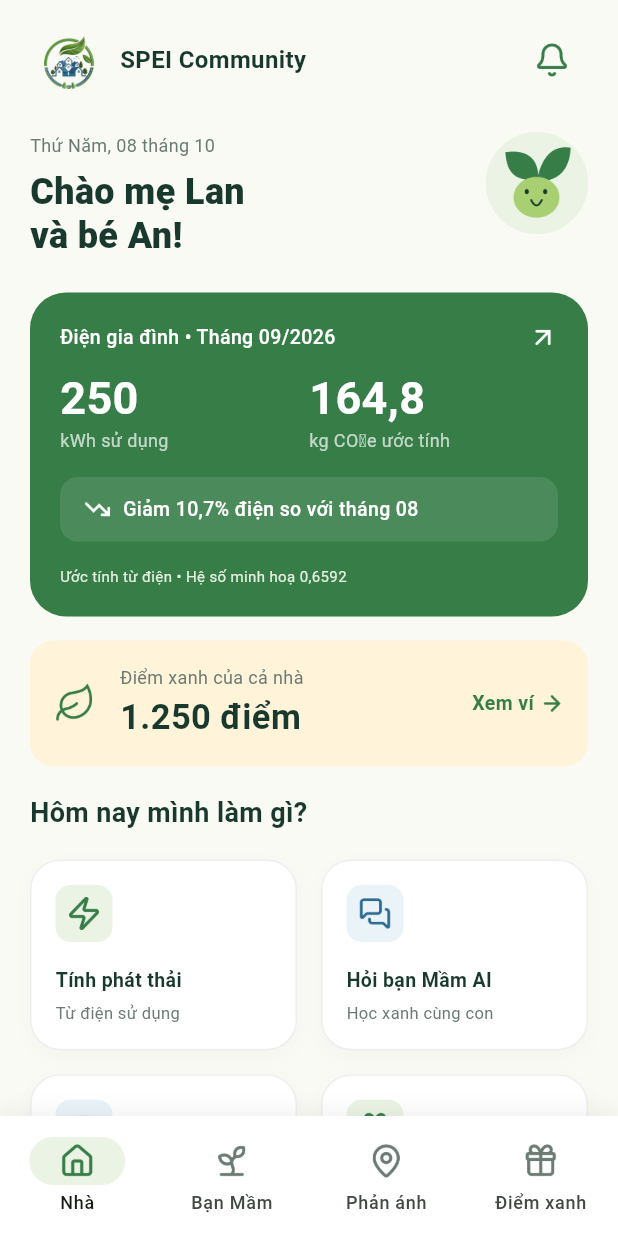
After one commit to HoangAnhEm/SPEI-Community-App, a Flutter app: the MainLayoutScreen screen opened by its route, on a phone screen of 412 x 824 dp. The commit adds this screen. Run offline on Flutter 3.47's test engine with Material 3 defaults, Android fonts, the phone set to English and light mode, and no system bars; our stand-ins replace dio, flutter_bloc, flutter_secure_storage, get_it, go_router, pinput and 1 more; accounts and stored records are empty.

Commit message:
feat: Home Ui

```diff
--- a/lib/src/config/routes/app_routes.dart
+++ b/lib/src/config/routes/app_routes.dart
@@ -9,6 +9,7 @@ import '../../presentation/screens/auth/register_step2_screen.dart';
 import '../../presentation/screens/auth/register_step3_screen.dart';
 import '../../presentation/screens/auth/recovery_step1_screen.dart';
 import '../../presentation/screens/auth/recovery_step3_screen.dart';
+import '../../presentation/screens/main/main_layout_screen.dart';
 import '../di/di.dart';
 import '../../presentation/blocs/auth/auth_bloc.dart';
 import '../../presentation/blocs/auth/auth_state.dart';
@@ -50,6 +51,10 @@ final GoRouter appRouter = GoRouter(
     return null;
   },
   routes: [
+    GoRoute(
+      path: '/',
+      builder: (context, state) => const MainLayoutScreen(),
+    ),
     GoRoute(
       path: '/onboarding',
       builder: (context, state) => const OnboardingScreen(),
--- a/lib/src/core/constants/app_colors.dart
+++ b/lib/src/core/constants/app_colors.dart
@@ -5,9 +5,11 @@ class AppColors {
   static const Color darkText = Color(0xFF19392E);
   static const Color subText = Color(0xFF6B7B73);
   static const Color primary = Color(0xFF377D48);
+  static const Color bluePrimary = Color(0xFF2A6C91);
   static const Color error = Color(0xFFC94A4A);
   static const Color errorBg = Color(0xFFFEEFEF);
   static const Color successBg = Color(0xFFEAF3E4);
+  static const Color blueBg = Color(0xFFEAF3F8);
   static const Color divider = Color(0xFFE5E9E7);
   static const Color warning = Color(0xFFB37322);
   static const Color warningBg = Color(0xFFFFF4E5);
--- /dev/null
+++ b/lib/src/presentation/screens/home/home_screen.dart
@@ -0,0 +1,411 @@
+import 'package:flutter/material.dart';
+import '../../../../src/core/constants/app_colors.dart';
+
+class HomeScreen extends StatelessWidget {
+  const HomeScreen({super.key});
+
+  @override
+  Widget build(BuildContext context) {
+    const backgroundColor = AppColors.background;
+
+    return Scaffold(
+      backgroundColor: backgroundColor,
+      body: SafeArea(
+        child: SingleChildScrollView(
+          padding: const EdgeInsets.symmetric(horizontal: 20.0, vertical: 16.0),
+          child: Column(
+            crossAxisAlignment: CrossAxisAlignment.start,
+            children: [
+              _buildHeader(),
+              const SizedBox(height: 24),
+              _buildGreeting(),
+              const SizedBox(height: 24),
+              _buildMainCard(),
+              const SizedBox(height: 16),
+              _buildPointsCard(),
+              const SizedBox(height: 18),
+              const Text(
+                'Hôm nay mình làm gì?',
+                style: TextStyle(
+                  fontSize: 18,
+                  fontWeight: FontWeight.w700,
+                  color: AppColors.darkText,
+                ),
+              ),
+              const SizedBox(height: 18),
+              _buildGridMenu(),
+              const SizedBox(height: 12),
+              _buildTaskCard(),
+              const SizedBox(height: 18),
+              const Center(
+                child: Text(
+                  'Bản mẫu giao diện • Dữ liệu minh họa',
+                  style: TextStyle(fontSize: 10, color: AppColors.greyText),
+                ),
+              ),
+              const SizedBox(height: 16),
+            ],
+          ),
+        ),
+      ),
+    );
+  }
+
+  Widget _buildHeader() {
+    return Row(
+      children: [
+        Image.asset(
+          'assets/icons/logo.png',
+          width: 50,
+          height: 38,
+          errorBuilder: (context, error, stackTrace) => const CircleAvatar(
+            backgroundColor: AppColors.successBg,
+            radius: 16,
+            child: Icon(Icons.eco, color: AppColors.primary, size: 16),
+          ),
+        ),
+        const SizedBox(width: 10),
+        const Expanded(
+          child: Text(
+            'SPEI Community',
+            style: TextStyle(
+              fontSize: 16,
+              fontWeight: FontWeight.bold,
+              color: AppColors.darkText,
+            ),
+          ),
+        ),
+        IconButton(
+          icon: Image.asset(
+            'assets/icons/ic_notification.png',
+            width: 24,
+            height: 24,
+            color: AppColors.primary,
+            errorBuilder: (context, error, stackTrace) => const Icon(Icons.notifications_none, color: AppColors.primary),
+          ),
+          onPressed: () {},
+        ),
+      ],
+    );
+  }
+
+  Widget _buildGreeting() {
+    return Row(
+      crossAxisAlignment: CrossAxisAlignment.start,
+      children: [
+        const Expanded(
+          child: Column(
+            crossAxisAlignment: CrossAxisAlignment.start,
+            children: [
+              Text(
+                'Thứ Năm, 08 tháng 10',
+                style: TextStyle(fontSize: 12, color: AppColors.subText),
+              ),
+              SizedBox(height: 8),
+              Text(
+                'Chào mẹ Lan\nvà bé An!',
+                style: TextStyle(
+                  fontSize: 24,
+                  fontWeight: FontWeight.w800,
+                  color: AppColors.darkText,
+                  height: 1.2,
+                ),
+              ),
+            ],
+          ),
+        ),
+        Container(
+          width: 68,
+          height: 68,
+          decoration: const BoxDecoration(
+            color: AppColors.successBg,
+            shape: BoxShape.circle,
+          ),
+          child: Center(
+            child: Image.asset(
+              'assets/icons/ic_sprout_smile.png',
+              width: 68,
+              height: 68,
+              errorBuilder: (context, error, stackTrace) => const Icon(Icons.eco, color: AppColors.primary, size: 30),
+            ),
+          ),
+        ),
+      ],
+    );
+  }
+
+  Widget _buildMainCard() {
+    return Container(
+      padding: const EdgeInsets.all(20),
+      decoration: BoxDecoration(
+        color: AppColors.primary,
+        borderRadius: BorderRadius.circular(24),
+      ),
+      child: Column(
+        crossAxisAlignment: CrossAxisAlignment.start,
+        children: [
+          Row(
+            mainAxisAlignment: MainAxisAlignment.spaceBetween,
+            children: [
+              const Text(
+                'Điện gia đình • Tháng 09/2026',
+                style: TextStyle(color: Colors.white, fontSize: 13, fontWeight: FontWeight.w500),
+              ),
+              Image.asset(
+                'assets/icons/ic_arrow_up_right.png',
+                width: 20,
+                height: 20,
+                color: Colors.white,
+                errorBuilder: (context, error, stackTrace) => const Icon(Icons.arrow_outward, color: Colors.white, size: 16),
+              ),
+            ],
+          ),
+          const SizedBox(height: 16),
+          const Row(
+            children: [
+              Expanded(
+                child: Column(
+                  crossAxisAlignment: CrossAxisAlignment.start,
+                  children: [
+                    Text(
+                      '250',
+                      style: TextStyle(fontSize: 30, fontWeight: FontWeight.bold, color: Colors.white, height: 1.0),
+                    ),
+                    SizedBox(height: 4),
+                    Text(
+                      'kWh sử dụng',
+                      style: TextStyle(fontSize: 12, color: Colors.white70),
+                    ),
+                  ],
+                ),
+              ),
+              Expanded(
+                child: Column(
+                  crossAxisAlignment: CrossAxisAlignment.start,
+                  children: [
+                    Text(
+                      '164,8',
+                      style: TextStyle(fontSize: 30, fontWeight: FontWeight.bold, color: Colors.white, height: 1.0),
+                    ),
+                    SizedBox(height: 4),
+                    Text(
+                      'kg CO₂e ước tính',
+                      style: TextStyle(fontSize: 12, color: Colors.white70),
+                    ),
+                  ],
+                ),
+              ),
+            ],
+          ),
+          const SizedBox(height: 16),
+          Container(
+            width: double.infinity,
+            padding: const EdgeInsets.symmetric(horizontal: 16, vertical: 12),
+            decoration: BoxDecoration(
+              color: Colors.white.withValues(alpha: 0.1),
+              borderRadius: BorderRadius.circular(12),
+            ),
+            child: Row(
+              children: [
+                Image.asset(
+                  'assets/icons/ic_trend_down.png',
+                  width: 18,
+                  height: 18,
+                  color: Colors.white,
+                  errorBuilder: (context, error, stackTrace) => const Icon(Icons.trending_down, color: Colors.white, size: 18),
+                ),
+                const SizedBox(width: 8),
+                const Text(
+                  'Giảm 10,7% điện so với tháng 08',
+                  style: TextStyle(color: Colors.white, fontSize: 13, fontWeight: FontWeight.w500),
+                ),
+              ],
+            ),
+          ),
+          const SizedBox(height: 16),
+          const Text(
+            'Ước tính từ điện • Hệ số minh hoạ 0,6592',
+            style: TextStyle(color: Color(0xFFE4F0DD), fontSize: 10),
+          ),
+        ],
+      ),
+    );
+  }
+
+  Widget _buildPointsCard() {
+    return Container(
+      padding: const EdgeInsets.symmetric(horizontal: 16, vertical: 16),
+      decoration: BoxDecoration(
+        color: const Color(0xFFFFF3D9), // Light yellowish bg
+        borderRadius: BorderRadius.circular(16),
+      ),
+      child: Row(
+        children: [
+          Image.asset(
+            'assets/icons/ic_leaf_outline.png',
+            width: 28,
+            height: 28,
+            color: AppColors.primary,
+            errorBuilder: (context, error, stackTrace) => const Icon(Icons.eco_outlined, color: Color(0xFF5A7B45)),
+          ),
+          const SizedBox(width: 16),
+          const Expanded(
+            child: Column(
+              crossAxisAlignment: CrossAxisAlignment.start,
+              children: [
+                Text(
+                  'Điểm xanh của cả nhà',
+                  style: TextStyle(fontSize: 12, color: AppColors.subText),
+                ),
+                SizedBox(height: 2),
+                Text(
+                  '1.250 điểm',
+                  style: TextStyle(fontSize: 23, fontWeight: FontWeight.bold, color: AppColors.darkText),
+                ),
+              ],
+            ),
+          ),
+          Row(
+            children: [
+              const Text(
+                'Xem ví',
+                style: TextStyle(fontSize: 13, fontWeight: FontWeight.w600, color: AppColors.primary),
+              ),
+              const SizedBox(width: 4),
+              Image.asset(
+                'assets/icons/ic_arrow_right.png',
+                width: 16,
+                height: 16,
+                color: AppColors.primary,
+                errorBuilder: (context, error, stackTrace) => const Icon(Icons.arrow_forward, color: AppColors.primary, size: 16),
+              ),
+            ],
+          ),
+        ],
+      ),
+    );
+  }
+
+  Widget _buildGridMenu() {
+    return GridView.count(
+      crossAxisCount: 2,
+      shrinkWrap: true,
+      physics: const NeverScrollableScrollPhysics(),
+      crossAxisSpacing: 16,
+      mainAxisSpacing: 16,
+      childAspectRatio: 1.4,
+      children: [
+        _buildGridItem('assets/icons/feature_electric.png', AppColors.primary, AppColors.successBg, 'Tính phát thải', 'Từ điện sử dụng'),
+        _buildGridItem('assets/icons/ic_chat_bubble.png', AppColors.bluePrimary, AppColors.blueBg,'Hỏi bạn Mầm AI', 'Học xanh cùng con'),
+        _buildGridItem('assets/icons/ic_camera.png', AppColors.bluePrimary, AppColors.blueBg,'Gửi phản ánh', 'Góp ý môi trường'),
+        _buildGridItem('assets/icons/feature_gift.png', AppColors.primary, AppColors.successBg,'Đổi quà xanh', 'Quà cho cả nhà'),
+      ],
+    );
+  }
+
+  Widget _buildGridItem(String iconAsset, Color iconColor,Color iconBgColor, String title, String subtitle) {
+    return Container(
+      padding: const EdgeInsets.all(16),
+      decoration: BoxDecoration(
+        color: Colors.white,
+        border: Border.all(color: Colors.grey.shade200),
+        borderRadius: BorderRadius.circular(20),
+        boxShadow: [
+          BoxShadow(
+            color: Colors.black.withValues(alpha: 0.02),
+            blurRadius: 10,
+            offset: const Offset(0, 4),
+          ),
+        ],
+      ),
+      child: Column(
+        crossAxisAlignment: CrossAxisAlignment.start,
+        children: [
+          Container(
+            padding: const EdgeInsets.all(8),
+            decoration: BoxDecoration(
+              color: iconBgColor,
+              borderRadius: BorderRadius.circular(10),
+            ),
+            child: Image.asset(
+              iconAsset,
+              width: 22,
+              height: 22,
+              color: iconColor,
+              errorBuilder: (context, error, stackTrace) => Icon(Icons.widgets_outlined, color: iconColor, size: 20),
+            ),
+          ),
+          const Spacer(),
+          Text(
+            title,
+            style: const TextStyle(fontSize: 13, fontWeight: FontWeight.w600, color: AppColors.darkText),
+          ),
+          const SizedBox(height: 4),
+          Text(
+            subtitle,
+            style: const TextStyle(fontSize: 11, color: AppColors.subText),
+          ),
+        ],
+      ),
+    );
+  }
+
+  Widget _buildTaskCard() {
+    return Container(
+      padding: const EdgeInsets.all(20),
+      decoration: BoxDecoration(
+        color: AppColors.successBg,
+        borderRadius: BorderRadius.circular(20),
+      ),
+      child: Column(
+        crossAxisAlignment: CrossAxisAlignment.start,
+        children: [
+          Row(
+            mainAxisAlignment: MainAxisAlignment.spaceBetween,
+            children: [
+              const Text(
+                '7 ngày tắt thiết bị',
+                style: TextStyle(fontSize: 16, fontWeight: FontWeight.bold, color: AppColors.darkText),
+              ),
+              Text(
+                '+50 điểm',
+                style: TextStyle(fontSize: 12, fontWeight: FontWeight.bold, color: AppColors.primary),
+              ),
+            ],
+          ),
+          const SizedBox(height: 12),
+          const Text(
+            'Cùng bé An kiểm tra đèn và quạt trước khi ra khỏi phòng.',
+            style: TextStyle(fontSize: 13, color: AppColors.subText, height: 1.4),
+          ),
+          const SizedBox(height: 12),
+          // Progress bar
+          Stack(
+            children: [
+              Container(
+                height: 6,
+                decoration: BoxDecoration(
+                  color: const Color(0xFFE2E8DC),
+                  borderRadius: BorderRadius.circular(4),
+                ),
+              ),
+              Container(
+                height: 6,
+                width: 150, // Static width for mock
+                decoration: BoxDecoration(
+                  color: AppColors.primary,
+                  borderRadius: BorderRadius.circular(4),
+                ),
+              ),
+            ],
+          ),
+          const SizedBox(height: 12),
+          const Text(
+            '4/7 ngày • Chưa nhận điểm',
+            style: TextStyle(fontSize: 11, fontWeight: FontWeight.w600, color: AppColors.darkText),
+          ),
+        ],
+      ),
+    );
+  }
+}
--- /dev/null
+++ b/lib/src/presentation/screens/main/main_layout_screen.dart
@@ -0,0 +1,90 @@
+import 'package:flutter/material.dart';
+import '../../../../src/core/constants/app_colors.dart';
+import '../home/home_screen.dart';
+
+class MainLayoutScreen extends StatefulWidget {
+  const MainLayoutScreen({super.key});
+
+  @override
+  State<MainLayoutScreen> createState() => _MainLayoutScreenState();
+}
+
+class _MainLayoutScreenState extends State<MainLayoutScreen> {
+  int _currentIndex = 0;
+
+  final List<Widget> _screens = [
+    const HomeScreen(),
+    const Scaffold(body: Center(child: Text('Bạn Mầm', style: TextStyle(color: AppColors.darkText)))),
+    const Scaffold(body: Center(child: Text('Phản ánh', style: TextStyle(color: AppColors.darkText)))),
+    const Scaffold(body: Center(child: Text('Điểm xanh', style: TextStyle(color: AppColors.darkText)))),
+  ];
+
+  Widget _buildIcon(String asset, bool isSelected) {
+    return Image.asset(
+      asset,
+      width: 24,
+      height: 24,
+      color: isSelected ? AppColors.primary : AppColors.greyText,
+      errorBuilder: (context, error, stackTrace) => Icon(
+        Icons.circle_outlined,
+        color: isSelected ? AppColors.primary : AppColors.greyText,
+        size: 24,
+      ),
+    );
+  }
+
+  @override
+  Widget build(BuildContext context) {
+    return Scaffold(
+      body: IndexedStack(
+        index: _currentIndex,
+        children: _screens,
+      ),
+      bottomNavigationBar: Container(
+        decoration: BoxDecoration(
+          boxShadow: [
+            BoxShadow(
+              color: Colors.black.withValues(alpha: 0.05),
+              blurRadius: 10,
+              offset: const Offset(0, -4),
+            ),
+          ],
+        ),
+        child: NavigationBar(
+          selectedIndex: _currentIndex,
+          onDestinationSelected: (index) {
+            setState(() {
+              _currentIndex = index;
+            });
+          },
+          backgroundColor: Colors.white,
+          indicatorColor: const Color(0xFFEAF3E4),
+          surfaceTintColor: Colors.transparent,
+          labelBehavior: NavigationDestinationLabelBehavior.alwaysShow,
+          destinations: [
+            NavigationDestination(
+              icon: _buildIcon('assets/icons/ic_nav_home.png', false),
+              selectedIcon: _buildIcon('assets/icons/ic_nav_home.png', true),
+              label: 'Nhà',
+            ),
+            NavigationDestination(
+              icon: _buildIcon('assets/icons/feature_plant.png', false),
+              selectedIcon: _buildIcon('assets/icons/feature_plant.png', true),
+              label: 'Bạn Mầm',
+            ),
+            NavigationDestination(
+              icon: _buildIcon('assets/icons/ic_nav_feedback.png', false),
+              selectedIcon: _buildIcon('assets/icons/ic_nav_feedback.png', true),
+              label: 'Phản ánh',
+            ),
+            NavigationDestination(
+              icon: _buildIcon('assets/icons/feature_gift.png', false),
+              selectedIcon: _buildIcon('assets/icons/feature_gift.png', true),
+              label: 'Điểm xanh',
+            ),
+          ],
+        ),
+      ),
+    );
+  }
+}
```
Also changed, not shown: assets/icons/ic_arrow_up_right.png (added), assets/icons/ic_camera.png (added), assets/icons/ic_chat_bubble.png (added), assets/icons/ic_leaf_outline.png (added), assets/icons/ic_nav_feedback.png (added), assets/icons/ic_nav_home.png (added), assets/icons/ic_notification.png (added), assets/icons/ic_trend_down.png (added).
